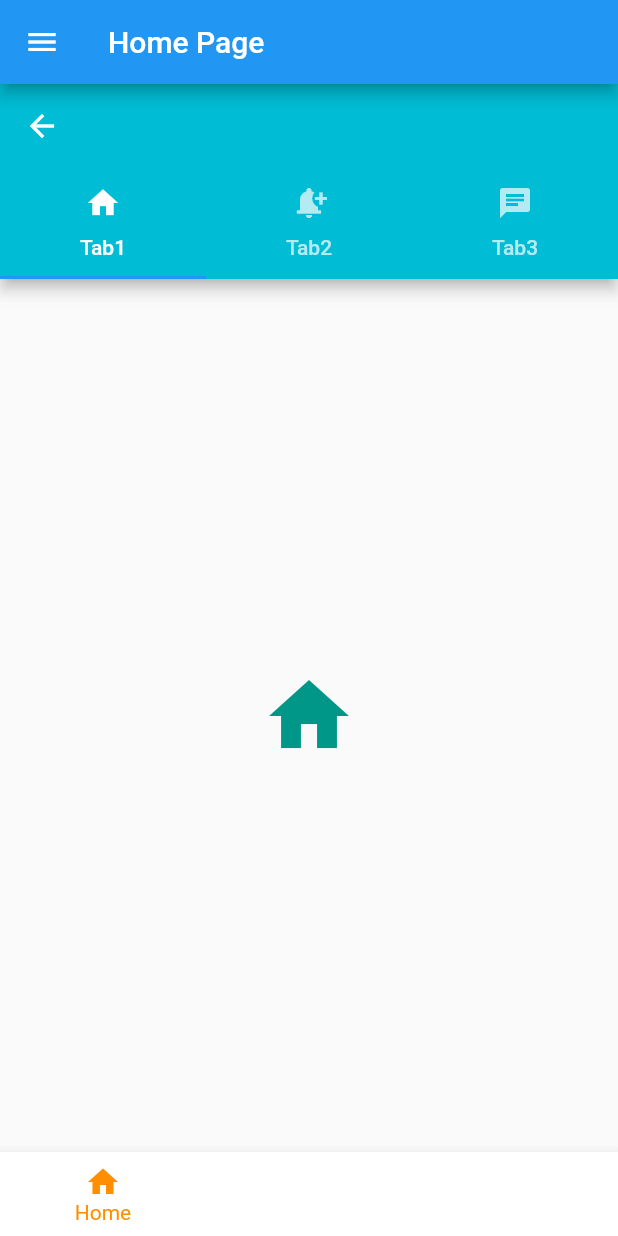
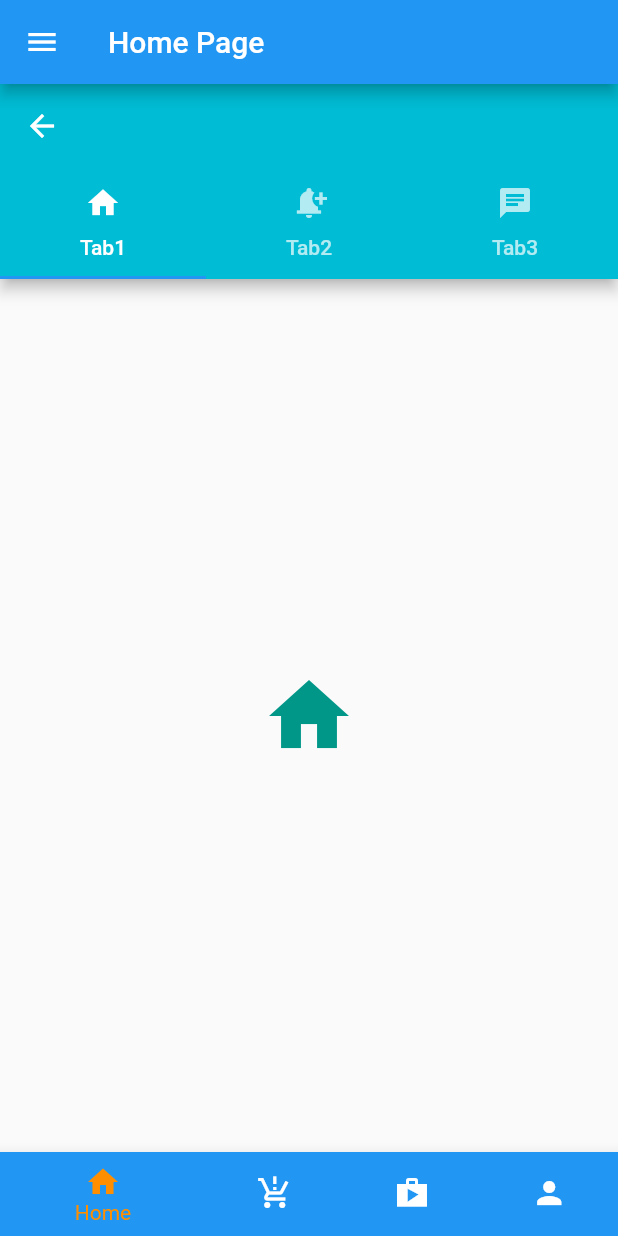
Before and after one commit to limfiq/flutter, a Flutter app: the HomePage screen opened directly, on a phone screen of 412 x 824 dp. Run offline on Flutter 3.47's test engine with Material 2 defaults, Android fonts, the phone set to English and light mode, and no system bars; our stand-ins replace fluttertoast.

Commit message:
update lagi

```diff
--- a/navigasi/lib/home.dart
+++ b/navigasi/lib/home.dart
@@ -88,22 +88,22 @@ class _HomePageState extends State<HomePage> {
           BottomNavigationBarItem(
             icon: Icon(Icons.home),
             label: "Home",
-            backgroundColor: Colors.white,
+            backgroundColor: Colors.blue,
           ),
           BottomNavigationBarItem(
             icon: Icon(Icons.production_quantity_limits_sharp),
             label: "Product",
-            backgroundColor: Colors.white,
+            backgroundColor: Colors.green,
           ),
           BottomNavigationBarItem(
             icon: Icon(Icons.shop_sharp),
             label: "Shop",
-            backgroundColor: Colors.white,
+            backgroundColor: Colors.red,
           ),
           BottomNavigationBarItem(
             icon: Icon(Icons.person),
             label: "Profil",
-            backgroundColor: Colors.white,
+            backgroundColor: Colors.yellow,
           ),
         ],
         currentIndex: _selectedIndex,
```
